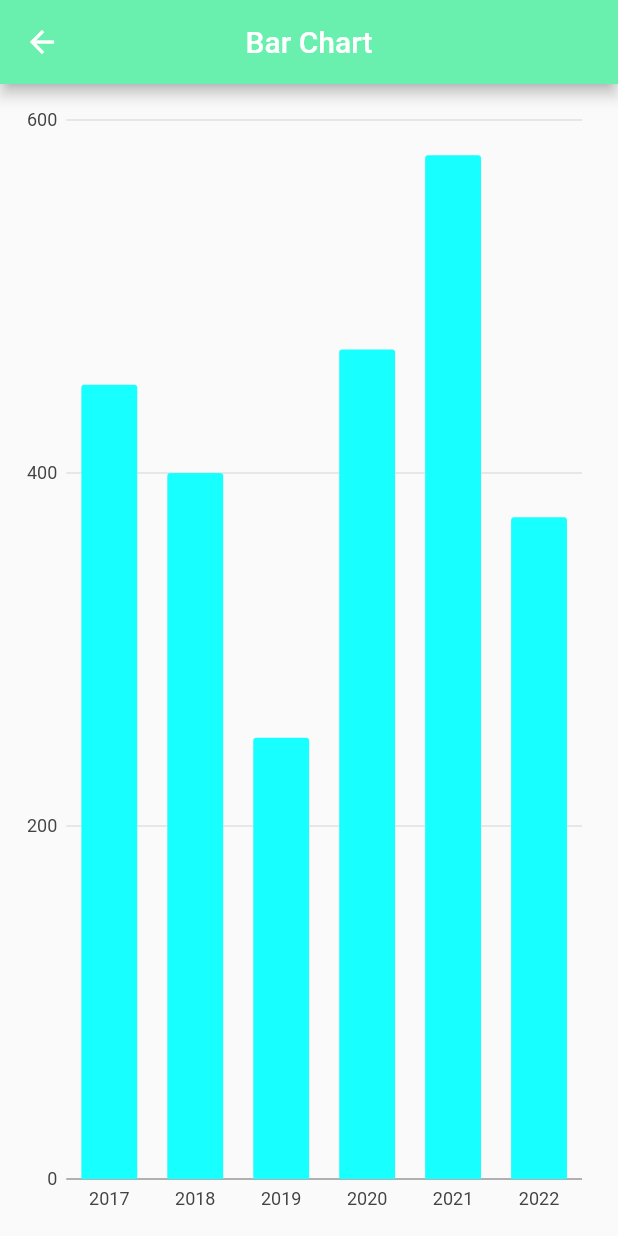
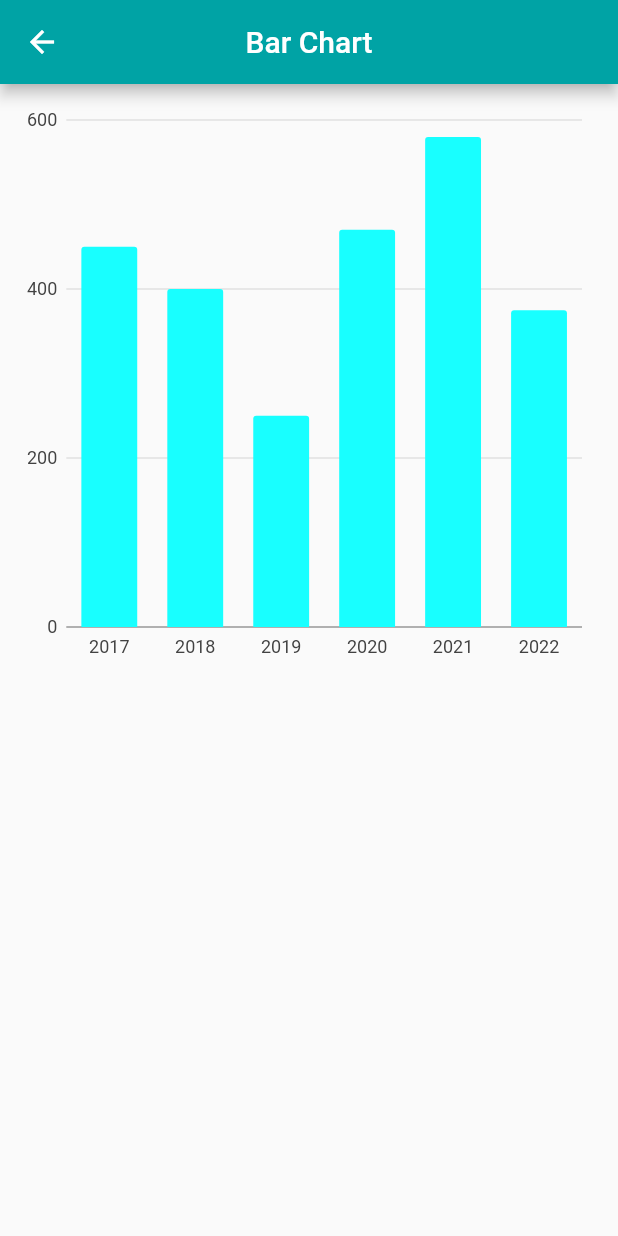
Before and after one commit to snowmanouo/better-health, a Flutter app: the screen it shows after launch, after a tap on "熱量", on a phone screen of 412 x 824 dp. Run offline on Flutter 3.47's test engine with Material 2 defaults, Android fonts, the phone set to English and light mode, and no system bars; our stand-ins replace charts_flutter, firebase_core, percent_indicator, syncfusion_flutter_charts, table_calendar; accounts and stored records are empty.

Commit message:
revise button and  chart

```diff
--- a/lib/Page/Calorie.dart
+++ b/lib/Page/Calorie.dart
@@ -54,9 +54,10 @@ class Calorie extends StatelessWidget{
       appBar: AppBar(
         title:const Text("Bar Chart"),
         centerTitle: true,
-        backgroundColor: Colors.greenAccent,
+        backgroundColor: Color.fromRGBO(0,163,165,1),
       ),
       body:Container(
+        height: 400,
         padding: const EdgeInsets.all(10),
         child: charts.BarChart(
           series,
--- a/lib/Page/Kg.dart
+++ b/lib/Page/Kg.dart
@@ -16,10 +16,11 @@ class Kg extends StatelessWidget{
       appBar: AppBar(
         title: Text("Line Chart"),
         centerTitle: true,
-        backgroundColor: Colors.green[700],
+        backgroundColor: Color.fromRGBO(0,163,165,1),
         brightness: Brightness.dark ,
       ),
       body: Container(
+        height: 400,
         child: SfCartesianChart(
           primaryXAxis:CategoryAxis() ,
           title: ChartTitle(text: 'Half Yearly Sales Analysis'),
--- a/lib/Page/MyselfPage.dart
+++ b/lib/Page/MyselfPage.dart
@@ -50,8 +50,9 @@ class MyselfPage extends StatelessWidget {
           )
         ],
       ),
-      body:ListView(
+      body:Column(
         children: [
+
           IconButton(
             padding: EdgeInsets.zero,
             constraints: BoxConstraints(),
@@ -63,9 +64,14 @@ class MyselfPage extends StatelessWidget {
               );
             },
           ),
+
+          SizedBox(height:200,width:0,),
+
           ElevatedButton(
             style: ElevatedButton.styleFrom(
-              minimumSize:Size(15,50)
+                primary: Color.fromRGBO(0,163,165,1), // background
+                onPrimary: Colors.white, // foreground
+              minimumSize:Size(400,100)
             ),
             onPressed: () {
               Navigator.push(
@@ -75,9 +81,12 @@ class MyselfPage extends StatelessWidget {
             },
             child: Text('熱量'),
           ),
-          TextButton(
-            style: ButtonStyle(
-              foregroundColor: MaterialStateProperty.all<Color>(Colors.blue),
+          SizedBox(height:30,width:0,),
+          ElevatedButton(
+            style: ElevatedButton.styleFrom(
+                primary: Color.fromRGBO(0,163,165,1), // background
+                onPrimary: Colors.white, // foreground
+                minimumSize:Size(400,100)
             ),
             onPressed: () {
               Navigator.push(
@@ -87,11 +96,15 @@ class MyselfPage extends StatelessWidget {
             },
             child: Text('斷食'),
           ),
-          TextButton(
-            style: ButtonStyle(
-              foregroundColor: MaterialStateProperty.all<Color>(Colors.blue),
+          SizedBox(height:30,width:0,),
+          ElevatedButton(
+            style: ElevatedButton.styleFrom(
+                primary: Color.fromRGBO(0,163,165,1), // background
+                onPrimary: Colors.white, // foreground
+                minimumSize:Size(400,100)
             ),
-            onPressed: () { Navigator.push(
+            onPressed: () {
+              Navigator.push(
                 context,
                 MaterialPageRoute(builder: (context) => Kg()),
               );
@@ -100,10 +113,14 @@ class MyselfPage extends StatelessWidget {
           ),
     ],
     ),
-      bottomNavigationBar: BottomNavigationBarWidget(),
     );
     }
   }
+
+
+
+
+
     class BottomNavigationBarWidget extends StatelessWidget {
     const BottomNavigationBarWidget({
     Key? key,
--- a/lib/Page/Time.dart
+++ b/lib/Page/Time.dart
@@ -16,10 +16,11 @@ class Time extends StatelessWidget{
       appBar: AppBar(
         title: Text("Line Chart"),
         centerTitle: true,
-        backgroundColor: Colors.green[700],
+        backgroundColor: Color.fromRGBO(0,163,165,1),
         brightness: Brightness.dark ,
       ),
        body: Container(
+         height: 400,
          child: SfCartesianChart(
            primaryXAxis:CategoryAxis() ,
            title: ChartTitle(text: 'Half Yearly Sales Analysis'),
--- a/lib/main.dart
+++ b/lib/main.dart
@@ -1,4 +1,5 @@
 import 'package:flutter/material.dart';
+import 'package:project/Page/Mysetting.dart';
 import 'helpers/Constants.dart';
 import 'Page/HealthPage.dart';
 import 'Page/MyselfPage.dart';
```
Also changed, not shown: lib/Page/Mysetting.dart (+8 -28 lines). Lines whose indentation alone changed are shown as unchanged.
